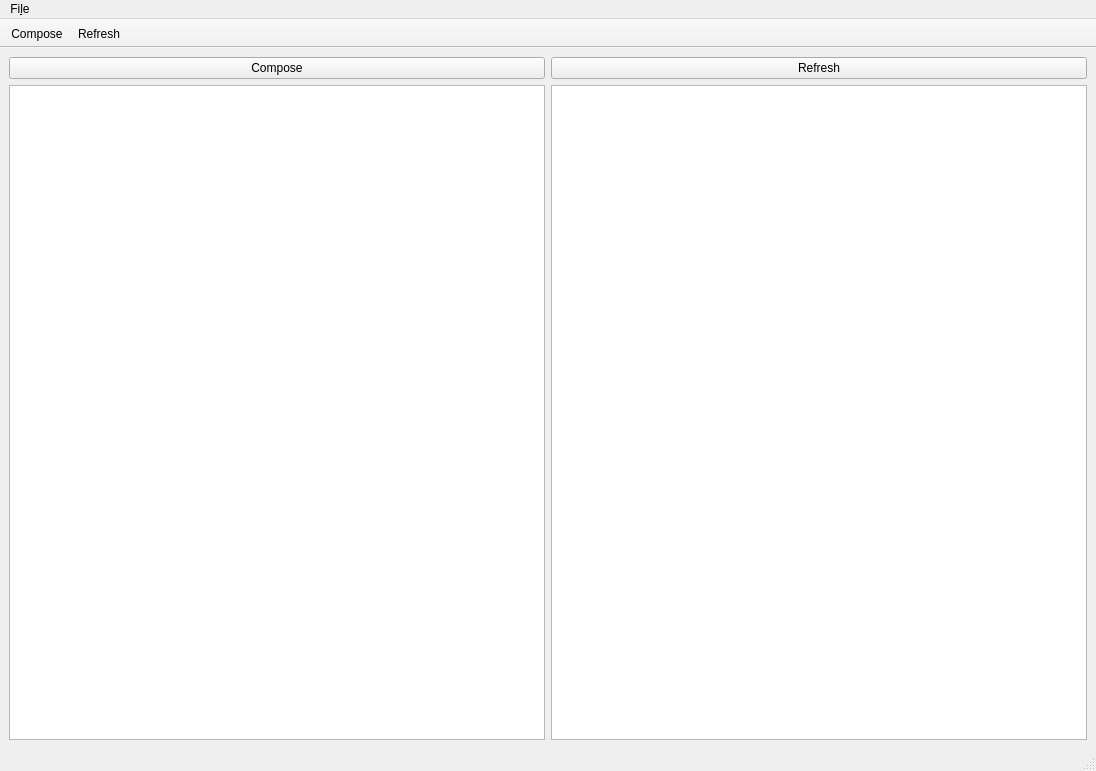
The window that mainwindow.ui (Etenil/kutemail) describes before a commit, drawn with Qt 5.
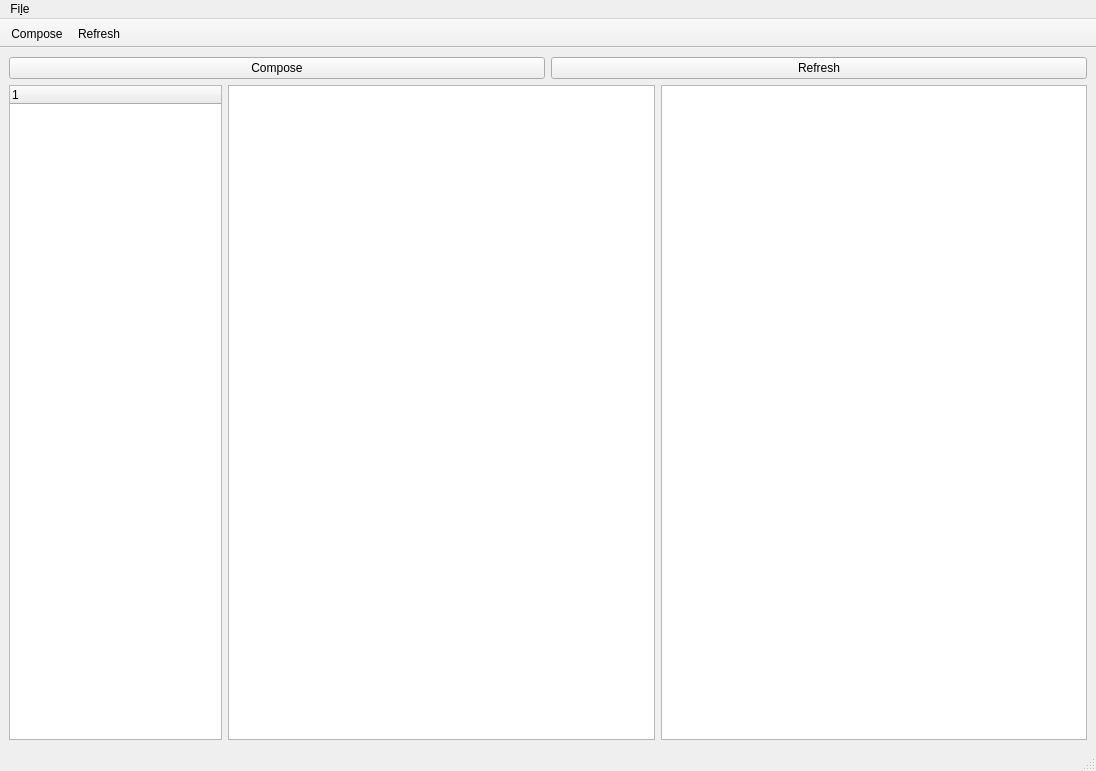
The same window after the commit. Icons and pictures are not drawn.

Commit message: Display email folders in tree view (only one level atm)

What changed in the file:
```diff
--- a/mainwindow.ui
+++ b/mainwindow.ui
@@ -45,12 +45,21 @@
      </layout>
     </item>
     <item>
-     <layout class="QHBoxLayout" name="horizontalLayout">
+     <layout class="QHBoxLayout" name="horizontalLayout" stretch="1,2,2">
       <property name="sizeConstraint">
        <enum>QLayout::SetMaximumSize</enum>
       </property>
       <item>
-       <widget class="QTreeView" name="treeMailFolders"/>
+       <widget class="QTreeWidget" name="treeMailWidget">
+        <column>
+         <property name="text">
+          <string notr="true">1</string>
+         </property>
+        </column>
+       </widget>
+      </item>
+      <item>
+       <widget class="QTableWidget" name="tableWidget"/>
       </item>
       <item>
        <widget class="QTextBrowser" name="txtViewMailPreview"/>
```
Left out of the diff: 2 changed lines with no effect on the pictures. The commit also changes 2 other files.
